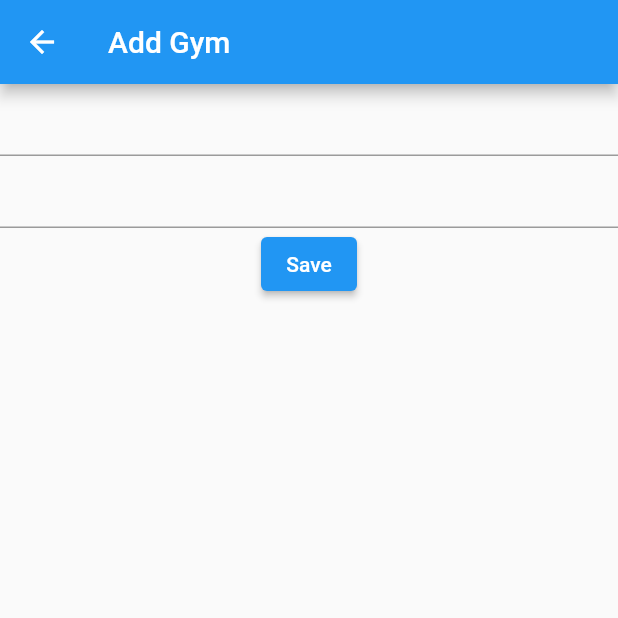
After one commit to Augustkim-dev/delta_gymlog, a Flutter app: the screen it shows after launch, after a tap on the "add" icon, on a phone screen of 412 x 824 dp, the top half of it. The commit adds this screen. Run offline on Flutter 3.47's test engine with Material 2 defaults, Android fonts, the light colour scheme and no system bars.

Commit message:
운동 내용 입력하는 화면 분리

```diff
--- /dev/null
+++ b/lib/gym_add.dart
@@ -0,0 +1,34 @@
+import 'package:flutter/material.dart';
+import 'package:flutter/src/foundation/key.dart';
+import 'package:flutter/src/widgets/framework.dart';
+
+class Gym_Add extends StatelessWidget {
+  Gym_Add({Key? key}) : super(key: key);
+
+  TextEditingController date_controller = new TextEditingController();
+  TextEditingController content_controller = new TextEditingController();
+
+  @override
+  Widget build(BuildContext context) {
+    return Scaffold(
+      appBar: AppBar(
+        title: Text('Add Gym'),
+      ),
+      body: Column(children: [
+        TextField(
+          controller: date_controller,
+          keyboardType: TextInputType.text,
+        ),
+        TextField(
+          controller: content_controller,
+          keyboardType: TextInputType.text,
+        ),
+        ElevatedButton(
+            onPressed: () {
+              Navigator.pop(context);
+            },
+            child: Text('Save')),
+      ]),
+    );
+  }
+}
--- a/lib/view_list.dart
+++ b/lib/view_list.dart
@@ -1,5 +1,7 @@
 import 'dart:io';
 
+import 'package:delta_gymlog/gym_add.dart';
+import 'package:flutter/cupertino.dart';
 import 'package:flutter/material.dart';
 import 'package:flutter/src/foundation/key.dart';
 import 'package:flutter/src/widgets/framework.dart';
@@ -66,6 +68,17 @@ class _View_ListState extends State<View_List> {
     return Scaffold(
       appBar: AppBar(
         title: Text('List 01'),
+        actions: [
+          IconButton(
+            onPressed: () {
+              Navigator.push(
+                context,
+                MaterialPageRoute(builder: (context) => Gym_Add()),
+              );
+            },
+            icon: Icon(Icons.add),
+          ),
+        ],
       ),
       body: ListView.builder(
           itemBuilder: (context, index) {
```
